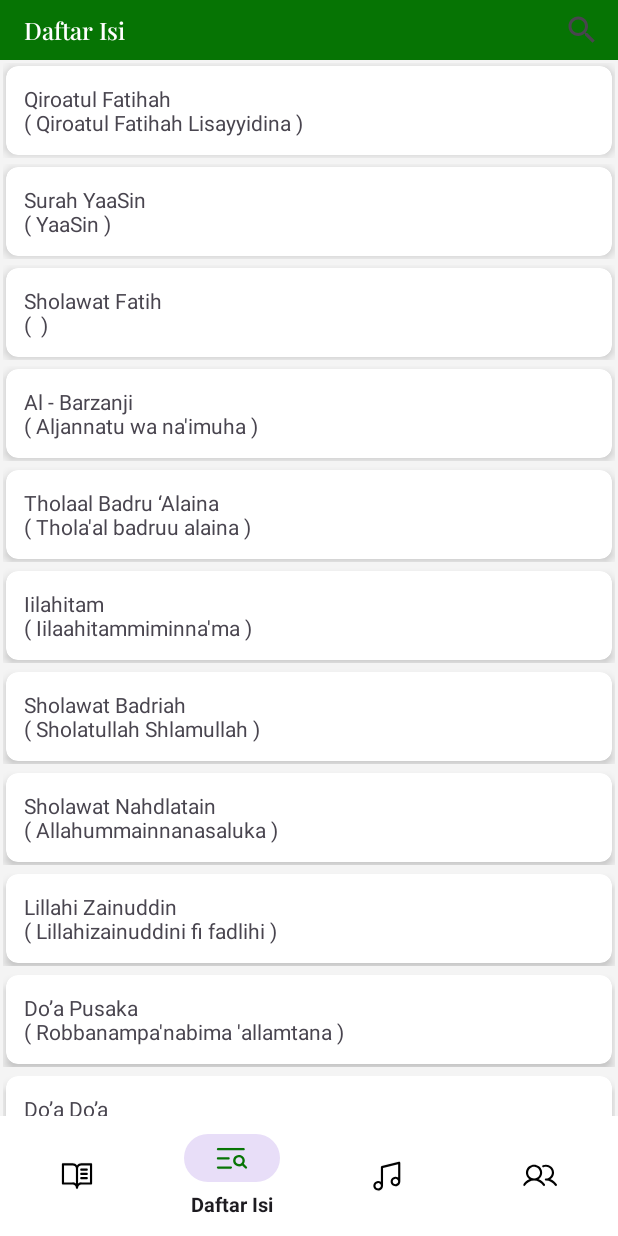
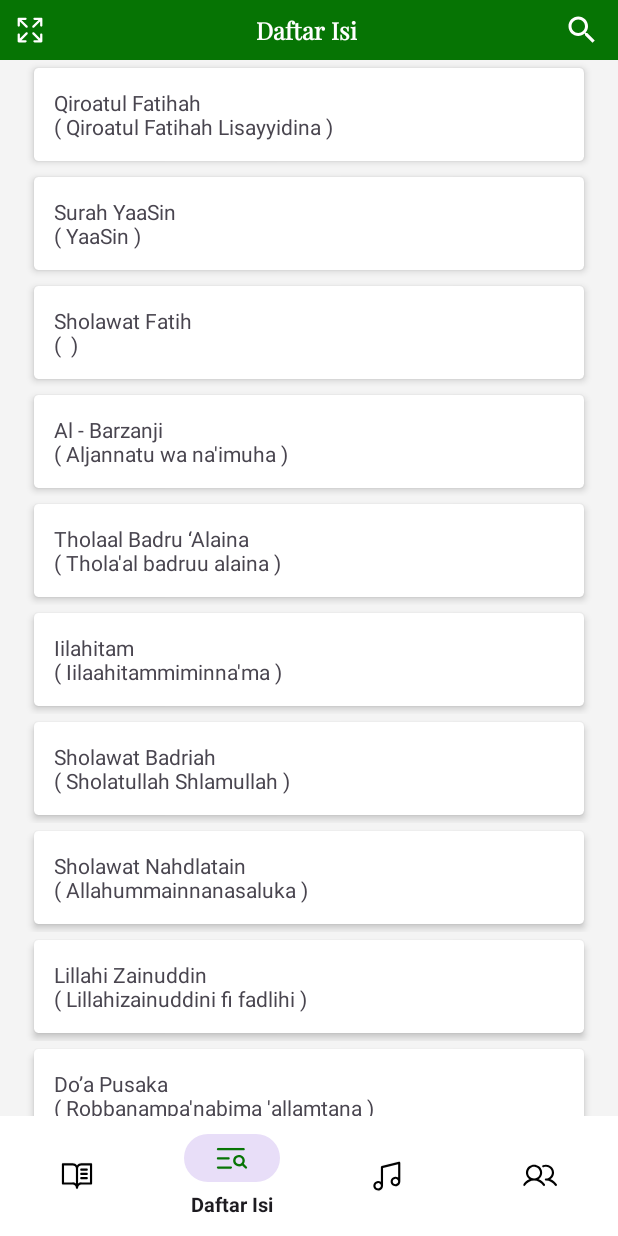
Before and after one commit to BayuKartawan/newalbarzanji_nwdi, an Android app: the screen it shows after launch (MainActivity), item 2 of the bottom bar chosen, on a phone screen of 412 x 824 dp. Run offline under Robolectric (Android 15) with nearby library versions, the phone set to English and light mode, and no system bars.

Commit message:
Resolve merge conflicts

```diff
--- a/app/src/main/java/nwdi/blimbink/newalbarzanji/DaftarIsiFragment.kt
+++ b/app/src/main/java/nwdi/blimbink/newalbarzanji/DaftarIsiFragment.kt
@@ -42,7 +42,8 @@ class DaftarIsiFragment : Fragment() {
         super.onViewCreated(view, savedInstanceState)
 
         // Menyembunyikan btn_toggle_nav di DaftarIsiFragment
-        (activity as? MainActivity)?.setBtnToggleNavVisibility(View.GONE)
+//        (activity as? MainActivity)?.setBtnToggleNavVisibility(View.GONE)
+
 
         recyclerView = view.findViewById(R.id.recycler_view)
         recyclerView.layoutManager = LinearLayoutManager(context)
--- a/app/src/main/java/nwdi/blimbink/newalbarzanji/LaguFragment.kt
+++ b/app/src/main/java/nwdi/blimbink/newalbarzanji/LaguFragment.kt
@@ -41,8 +41,9 @@ class LaguFragment : Fragment() {
     override fun onViewCreated(view: View, savedInstanceState: Bundle?) {
         super.onViewCreated(view, savedInstanceState)
 
+
         // Menyembunyikan btn_toggle_nav di DaftarIsiFragment
-        (activity as? MainActivity)?.setBtnToggleNavVisibility(View.GONE)
+//        (activity as? MainActivity)?.setBtnToggleNavVisibility(View.GONE)
 
         recyclerView = view.findViewById(R.id.recycler_view_lagu)
         recyclerView.layoutManager = LinearLayoutManager(context)
--- a/app/src/main/res/layout/fragment_baca.xml
+++ b/app/src/main/res/layout/fragment_baca.xml
@@ -9,7 +9,6 @@
     <com.google.android.material.appbar.MaterialToolbar
         android:id="@+id/toolbar_baca"
         style="@style/toolbar_global"
-        android:layout_width="match_parent"
         app:menu="@menu/toolbar_menu">
 
         <RelativeLayout
--- a/app/src/main/res/layout/fragment_daftar_isi.xml
+++ b/app/src/main/res/layout/fragment_daftar_isi.xml
@@ -8,8 +8,24 @@
 
     <androidx.appcompat.widget.Toolbar
         style="@style/toolbar_global"
-        app:menu="@menu/toolbar_search"
-        app:title="@string/toolbar_daftar" />
+        app:menu="@menu/toolbar_search">
+
+        <RelativeLayout
+            style="@style/layout_heigh_width_mm"
+            android:layout_marginStart="45dp">
+
+            <TextView
+                android:id="@+id/toolbar_title"
+                android:layout_width="wrap_content"
+                android:layout_height="wrap_content"
+                android:layout_centerInParent="true"
+                android:fontFamily="@font/playfairdisplay_regular"
+                android:textColor="@android:color/white"
+                android:textSize="16sp"
+                android:textStyle="bold"
+                android:text="@string/toolbar_daftar" />
+        </RelativeLayout>
+    </androidx.appcompat.widget.Toolbar>
 
     <androidx.recyclerview.widget.RecyclerView
         android:id="@+id/recycler_view"
--- a/app/src/main/res/layout/item_button.xml
+++ b/app/src/main/res/layout/item_button.xml
@@ -4,44 +4,30 @@
     xmlns:tools="http://schemas.android.com/tools"
     android:layout_width="match_parent"
     android:layout_height="wrap_content"
-    android:padding="2dp"
-    android:orientation="horizontal">
+    android:orientation="horizontal"
+    android:paddingStart="17dp"
+    android:paddingEnd="17dp">
 
     <androidx.cardview.widget.CardView
         android:id="@+id/card_view_item"
+        style="@style/theme_color_backgroundTombol"
         android:layout_width="match_parent"
         android:layout_height="wrap_content"
-        android:layout_margin="2dp"
+        android:layout_margin="5dp"
+        android:clickable="true"
         android:foreground="?attr/selectableItemBackground"
-        android:background="@color/black"
-        android:clickable="true"
-        app:cardElevation="4dp"
-        app:cardCornerRadius="8dp"
-        tools:ignore="TouchTargetSizeCheck">
-
+        app:cardCornerRadius="3dp"
+        app:cardElevation="3dp"
+        tools:ignore="KeyboardInaccessibleWidget,TouchTargetSizeCheck">
 
         <TextView
             android:id="@+id/button_item"
-            android:layout_width="wrap_content"
+            android:layout_width="match_parent"
             android:layout_height="wrap_content"
-            android:layout_margin="12dp"
-            android:text="asasas" />
+            android:layout_margin="13dp"
+            android:text="asasas"
+            android:textAlignment="viewStart" />
 
     </androidx.cardview.widget.CardView>
 
-    <!--    <Button-->
-    <!--        android:id="@+id/button_item"-->
-    <!--        android:layout_width="match_parent"-->
-    <!--        android:layout_height="match_parent"-->
-    <!--        android:background="@drawable/latar_button"-->
-    <!--        android:fontFamily="@font/playfairdisplay_medium"-->
-    <!--        android:paddingStart="10dp"-->
-    <!--        android:paddingEnd="10dp"-->
-    <!--        android:stateListAnimator="@null"-->
-    <!--        android:text="Qiroatul Fatihah"-->
-    <!--        android:textAlignment="textStart"-->
-    <!--        android:textAllCaps="false"-->
-    <!--        android:textSize="16sp"-->
-    <!--        tools:ignore="ButtonStyle,VisualLintButtonSize" />-->
-
 </LinearLayout>
--- a/app/src/main/res/values-night/themes.xml
+++ b/app/src/main/res/values-night/themes.xml
@@ -12,10 +12,6 @@
 
     <!-- layout intro -->
 
-    <style name="card_view_teks">
-        <item name="strokeWidth">0.5dp</item>
-        <item name="strokeColor">#5C5C5C</item>
-    </style>
 
     <!--    Card Teks-->
     <style name="CardTeks">
@@ -40,4 +36,16 @@
         <item name="android:background">@color/mode_malam</item>
     </style>
 
+    <!-- Theme background teks -->
+    <style name="theme_color_backgroundTeks">
+        <item name="android:background">@color/mode_malam</item>
+    </style>
+    <style name="theme_color_backgroundStroke">
+        <item name="android:background">#6153B9</item>
+    </style>
+
+    <!-- Theme background tombol -->
+    <style name="theme_color_backgroundTombol">
+        <item name="cardBackgroundColor">#182D3D</item>
+    </style>
 </resources>
--- a/app/src/main/res/values/style.xml
+++ b/app/src/main/res/values/style.xml
@@ -84,6 +84,7 @@
 
     <!--  style toolbar  -->
     <style name="toolbar_global">
+        <item name="android:theme">@style/ThemeOverlay.AppCompat.Dark.ActionBar</item>
         <item name="android:layout_width">match_parent</item>
         <item name="android:layout_height">40dp</item>
         <item name="android:background">@color/hijau</item>
```
Also changed, not shown: app/src/main/res/layout/fragment_lagu.xml (+18 -2 lines), app/src/main/res/layout/item_card_teks.xml (+11 -11 lines), app/src/main/res/values/themes.xml (+13 -4 lines).
